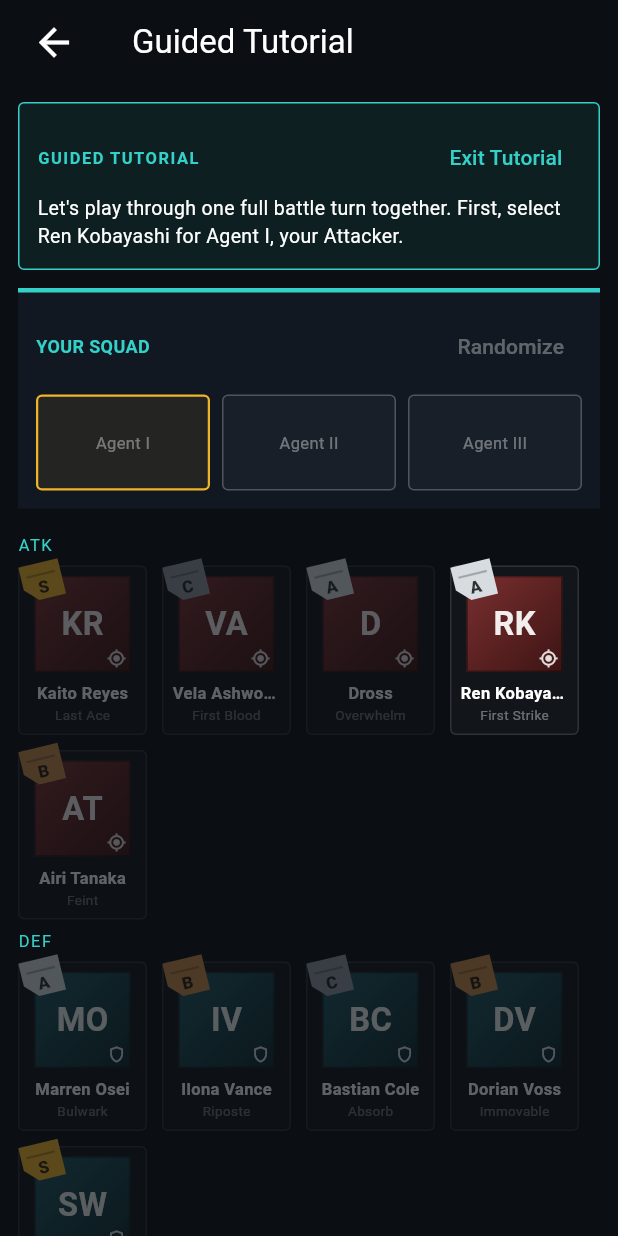
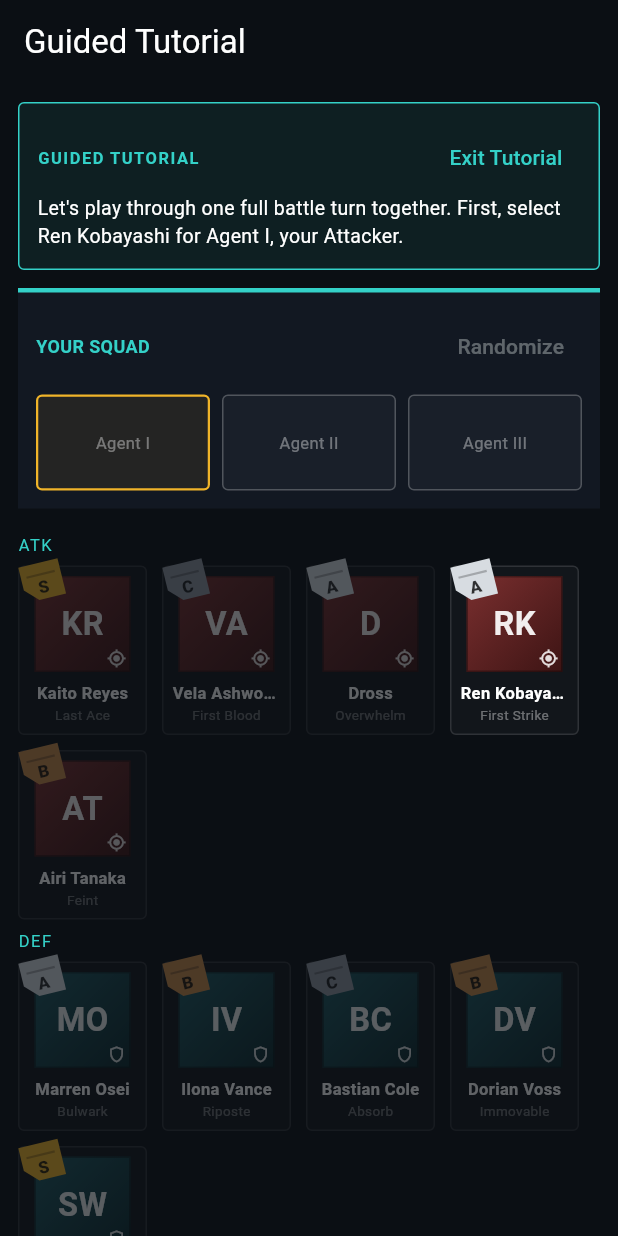
Before and after one commit to MaxxRexx/Isekai_Strategem, a Flutter app: the PlayFlowScreen screen opened directly, on a phone screen of 412 x 824 dp. Run offline on Flutter 3.47's test engine with Material 3 defaults, Android fonts, the phone set to English and light mode, and no system bars.

Commit message:
Remove battle back button; add Return to Home on match end
- Drop the AppBar back button entirely (kept the "Play Battle" title).
  A mid-battle exit now goes through Surrender, which ends the match.
- When the match is over (surrender or a natural win/loss), show a
  "RETURN TO HOME" button beside "Copy Full Report" that pops back to the
  home screen.

Co-Authored-By: Claude Opus 4.8 <noreply@anthropic.com>
Claude-Session: https://claude.ai/code/session_01GMWaxazLCUjaoRp6mwvURS

```diff
--- a/app/lib/src/screens/play_flow_screen.dart
+++ b/app/lib/src/screens/play_flow_screen.dart
@@ -422,19 +422,10 @@ class _PlayFlowScreenState extends State<PlayFlowScreen> {
   Widget build(BuildContext context) {
     return Scaffold(
       appBar: AppBar(
-        // Explicit, generously sized back button: the default auto-inserted
-        // one has a cramped hit area in the top-left corner that is easy to
-        // miss. This gives it a wider tap target and a larger icon.
+        // No back button: a mid-battle exit goes through Surrender (which
+        // ends the match), and the Return to Home button appears once the
+        // match is over.
         automaticallyImplyLeading: false,
-        leadingWidth: 72,
-        leading: IconButton(
-          icon: const Icon(Icons.arrow_back),
-          iconSize: 30,
-          tooltip: 'Back',
-          padding: const EdgeInsets.symmetric(horizontal: 16),
-          constraints: const BoxConstraints(minWidth: 72, minHeight: 56),
-          onPressed: () => Navigator.of(context).maybePop(),
-        ),
         title: Text(
           widget.tutorial && _tutorialActive
               ? 'Guided Tutorial'
@@ -1025,9 +1016,20 @@ class _PlayFlowScreenState extends State<PlayFlowScreen> {
             note: 'Concluded in ${session.roundNumber} round(s).',
           ),
           const SizedBox(height: 8),
-          OutlinedButton(
-            onPressed: _copyReport,
-            child: const Text('COPY FULL REPORT'),
+          Wrap(
+            spacing: 8,
+            runSpacing: 8,
+            children: [
+              ElevatedButton.icon(
+                onPressed: () => Navigator.of(context).maybePop(),
+                icon: const Icon(Icons.home_outlined, size: 18),
+                label: const Text('RETURN TO HOME'),
+              ),
+              OutlinedButton(
+                onPressed: _copyReport,
+                child: const Text('COPY FULL REPORT'),
+              ),
+            ],
           ),
         ] else ...[
           if (!_tutorialActive && _session!.queuedActions.isNotEmpty)
```
